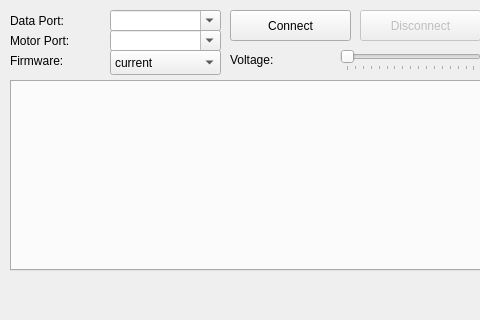
Before: the Qt Designer form mainwindow.ui in ahp-electronics/xc-gui, drawn with Qt 5; both pictures show x 0 to 480 and y 0 to 320 of the 1105 by 600 pixel window.
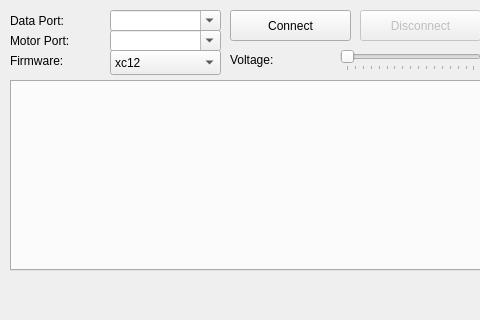
After: the same form once the commit is applied.

Diff of the .ui file:
```diff
--- a/mainwindow.ui
+++ b/mainwindow.ui
@@ -294,11 +294,6 @@
       <height>25</height>
      </rect>
     </property>
-    <item>
-     <property name="text">
-      <string>current</string>
-     </property>
-    </item>
     <item>
      <property name="text">
       <string>xc12</string>
```
Left out of the diff: 2 changed lines with no effect on the pictures.
